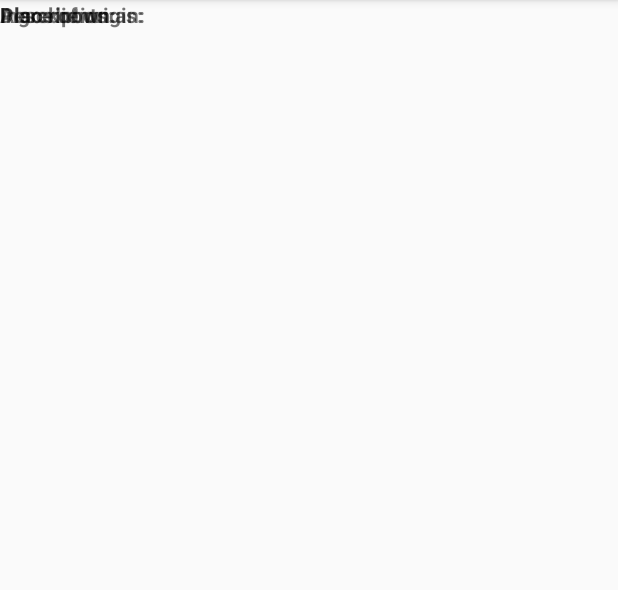
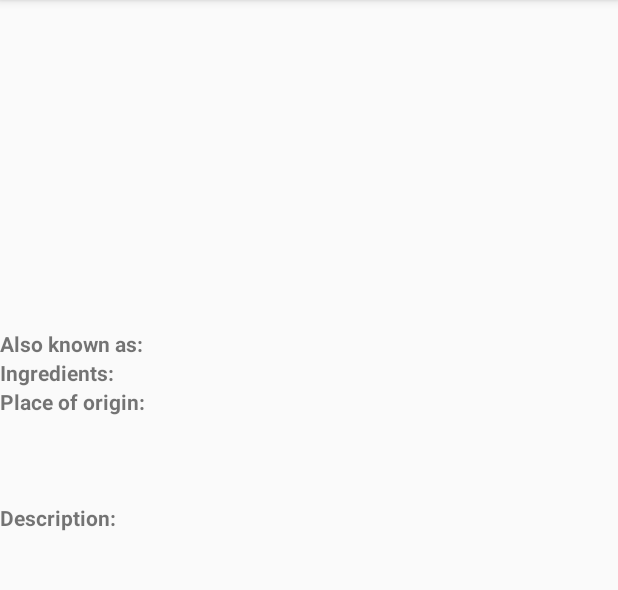
Before and after one commit to PackHg/Udacity-AND-SandwichClub, an Android app: the DetailActivity screen opened directly, with no data from a screen before it, on a phone screen of 412 x 824 dp, the part 84-674 px from its top. Run offline under Robolectric (Android 15) with nearby library versions, the phone set to English and light mode, and no system bars; our stand-ins replace Picasso; pictures from the network do not load; 1 statement that could not run was skipped.

```diff
--- a/app/src/main/res/layout/activity_detail.xml
+++ b/app/src/main/res/layout/activity_detail.xml
@@ -1,9 +1,15 @@
 <?xml version="1.0" encoding="utf-8"?>
-<FrameLayout xmlns:android="http://schemas.android.com/apk/res/android"
+<ScrollView xmlns:android="http://schemas.android.com/apk/res/android"
     xmlns:tools="http://schemas.android.com/tools"
     android:layout_width="match_parent"
     android:layout_height="match_parent"
+    android:orientation="vertical"
     tools:context="com.udacity.sandwichclub.DetailActivity">
+
+    <LinearLayout
+        android:layout_width="match_parent"
+        android:layout_height="wrap_content"
+        android:orientation="vertical">
 
         <ImageView
             android:id="@+id/image_iv"
@@ -56,4 +62,7 @@
             android:layout_height="wrap_content"
             android:text="@string/detail_description_label"
             android:textStyle="bold" />
-</FrameLayout>
+
+    </LinearLayout>
+
+</ScrollView>
```
Also changed, not shown: app/src/main/java/com/udacity/sandwichclub/DetailActivity.java (+16 -0 lines), app/src/main/java/com/udacity/sandwichclub/MainActivity.java (+16 -0 lines), app/src/main/java/com/udacity/sandwichclub/utils/JsonUtils.java (+95 -1 lines). Lines whose indentation alone changed are shown as unchanged.
